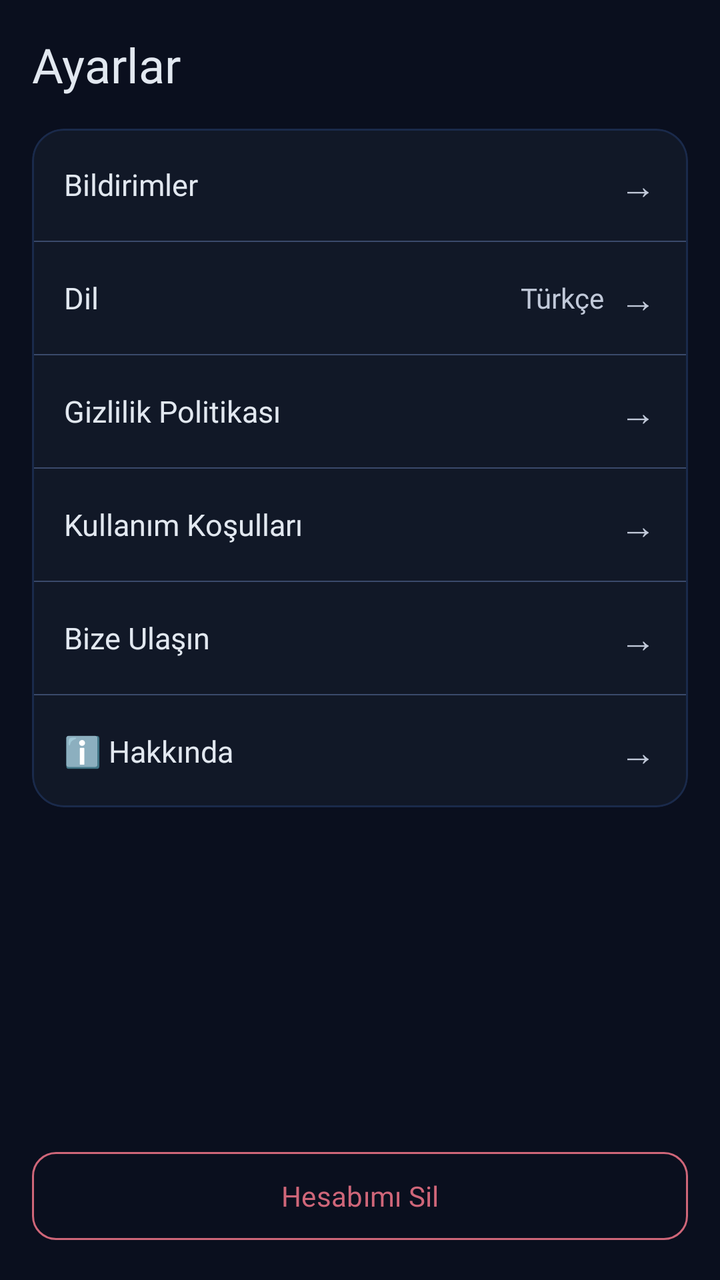
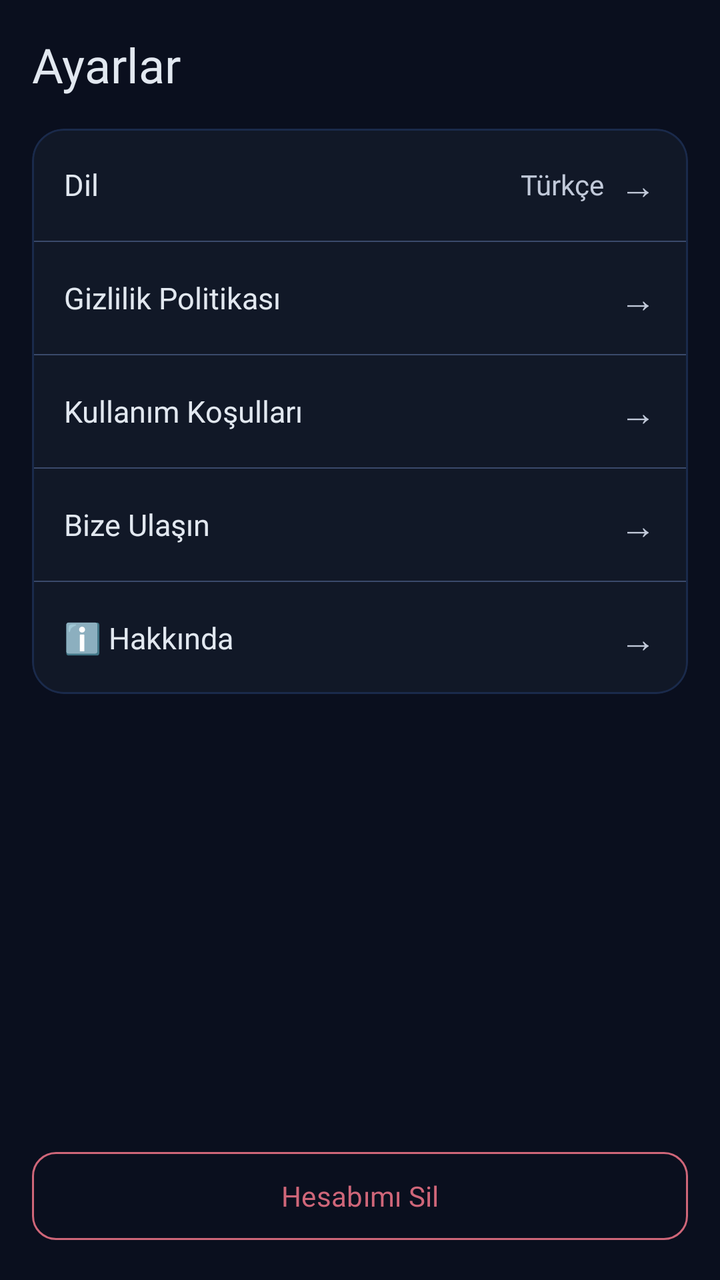

Before-and-after screenshots of an Android layout around one commit, followed by the original layout XML and the change that was made.
<!-- AndroidManifest.xml: application theme Theme.KPSSArena -->
<!-- res/layout/fragment_settings.xml -->
<?xml version="1.0" encoding="utf-8"?>
<LinearLayout
    xmlns:android="http://schemas.android.com/apk/res/android"
    xmlns:app="http://schemas.android.com/apk/res-auto"
    android:layout_width="match_parent"
    android:layout_height="match_parent"
    android:orientation="vertical"
    android:background="@color/background">
    <TextView
        android:layout_width="wrap_content"
        android:layout_height="wrap_content"
        android:text="@string/settings_title"
        android:textColor="@color/on_surface"
        android:textSize="24sp"
        android:fontFamily="@font/playfair_display_bold"
        android:layout_margin="16dp" />
    <com.google.android.material.card.MaterialCardView

        android:layout_width="match_parent"
        android:layout_height="wrap_content"
        app:cardCornerRadius="16dp"
        app:cardBackgroundColor="@color/surface"
        android:layout_marginHorizontal="16dp"
        android:layout_marginBottom="16dp">
        <LinearLayout
            android:layout_width="match_parent"
            android:layout_height="wrap_content"
            android:orientation="vertical">
            <LinearLayout
                android:id="@+id/item_notifications"
                android:layout_width="match_parent"
                android:layout_height="56dp"
                android:orientation="horizontal"
                android:gravity="center_vertical"
                android:paddingHorizontal="16dp"
                android:clickable="true"
                android:focusable="true"
                android:background="?attr/selectableItemBackground">
                <TextView
                    android:layout_width="0dp"
                    android:layout_height="wrap_content"
                    android:layout_weight="1"
                    android:text="@string/settings_notifications"
                    android:textColor="@color/on_surface"
                    android:textSize="15sp" />
                <TextView
                    android:layout_width="wrap_content"
                    android:layout_height="wrap_content"
                    android:text="@string/action_arrow"
                    android:textColor="@color/on_surface_variant"
                    android:textSize="18sp" />
            </LinearLayout>

            <View android:layout_width="match_parent" android:layout_height="0.5dp" android:background="@color/outline" />
            <LinearLayout
                android:id="@+id/item_language"
                android:layout_width="match_parent"
                android:layout_height="56dp"
                android:orientation="horizontal"
                android:gravity="center_vertical"
                android:paddingHorizontal="16dp"
                android:clickable="true"
                android:focusable="true"
                android:background="?attr/selectableItemBackground">
                <TextView
                    android:layout_width="0dp"
                    android:layout_height="wrap_content"
                    android:layout_weight="1"
                    android:text="@string/settings_language"
                    android:textColor="@color/on_surface"
                    android:textSize="15sp" />
                <TextView
                    android:id="@+id/tv_current_language"
                    android:layout_width="wrap_content"
                    android:layout_height="wrap_content"
                    android:text="@string/language_turkish"
                    android:textColor="@color/on_surface_variant"
                    android:textSize="14sp"
                    android:layout_marginEnd="8dp" />
                <TextView
                    android:layout_width="wrap_content"
                    android:layout_height="wrap_content"
                    android:text="@string/action_arrow"
                    android:textColor="@color/on_surface_variant"
                    android:textSize="18sp" />
            </LinearLayout>
            <View android:layout_width="match_parent" android:layout_height="0.5dp" android:background="@color/outline" />
            <LinearLayout
                android:id="@+id/item_privacy_policy"
                android:layout_width="match_parent"
                android:layout_height="56dp"
                android:orientation="horizontal"
                android:gravity="center_vertical"
                android:paddingHorizontal="16dp"
                android:clickable="true"
                android:focusable="true"
                android:background="?attr/selectableItemBackground">
                <TextView
                    android:layout_width="0dp"
                    android:layout_height="wrap_content"
                    android:layout_weight="1"
                    android:text="@string/settings_privacy_policy"
                    android:textColor="@color/on_surface"
                    android:textSize="15sp" />
                <TextView
                    android:layout_width="wrap_content"
                    android:layout_height="wrap_content"
                    android:text="@string/action_arrow"
                    android:textColor="@color/on_surface_variant"
                    android:textSize="18sp" />
            </LinearLayout>
            <View android:layout_width="match_parent" android:layout_height="0.5dp" android:background="@color/outline" />
            <LinearLayout
                android:id="@+id/item_terms_of_service"
                android:layout_width="match_parent"
                android:layout_height="56dp"
                android:orientation="horizontal"
                android:gravity="center_vertical"
                android:paddingHorizontal="16dp"
                android:clickable="true"

                android:focusable="true"
                android:background="?attr/selectableItemBackground">
                <TextView
                    android:layout_width="0dp"
                    android:layout_height="wrap_content"
                    android:layout_weight="1"
                    android:text="@string/settings_terms_of_service"
                    android:textColor="@color/on_surface"
                    android:textSize="15sp" />
                <TextView
                    android:layout_width="wrap_content"
                    android:layout_height="wrap_content"
                    android:text="@string/action_arrow"
                    android:textColor="@color/on_surface_variant"
                    android:textSize="18sp" />
            </LinearLayout>
            <View android:layout_width="match_parent" android:layout_height="0.5dp" android:background="@color/outline" />
            <LinearLayout
                android:id="@+id/item_contact_us"
                android:layout_width="match_parent"
                android:layout_height="56dp"
                android:orientation="horizontal"
                android:gravity="center_vertical"
                android:paddingHorizontal="16dp"
                android:clickable="true"
                android:focusable="true"
                android:background="?attr/selectableItemBackground">
                <TextView
                    android:layout_width="0dp"
                    android:layout_height="wrap_content"
                    android:layout_weight="1"
                    android:text="@string/settings_contact_us"
                    android:textColor="@color/on_surface"
                    android:textSize="15sp" />

                <TextView
                    android:layout_width="wrap_content"
                    android:layout_height="wrap_content"
                    android:text="@string/action_arrow"
                    android:textColor="@color/on_surface_variant"
                    android:textSize="18sp" />
            </LinearLayout>
            <View android:layout_width="match_parent" android:layout_height="0.5dp" android:background="@color/outline" />
            <LinearLayout
                android:id="@+id/item_about"
                android:layout_width="match_parent"
                android:layout_height="56dp"
                android:orientation="horizontal"
                android:gravity="center_vertical"
                android:paddingHorizontal="16dp"
                android:clickable="true"
                android:focusable="true"
                android:background="?attr/selectableItemBackground">
                <TextView
                    android:layout_width="0dp"
                    android:layout_height="wrap_content"
                    android:layout_weight="1"
                    android:text="@string/settings_about"
                    android:textColor="@color/on_surface"
                    android:textSize="15sp" />
                <TextView
                    android:layout_width="wrap_content"
                    android:layout_height="wrap_content"
                    android:text="@string/action_arrow"
                    android:textColor="@color/on_surface_variant"
                    android:textSize="18sp" />
            </LinearLayout>

        </LinearLayout>
    </com.google.android.material.card.MaterialCardView>
    <Space android:layout_width="match_parent" android:layout_height="0dp" android:layout_weight="1" />
    <com.google.android.material.button.MaterialButton
        android:id="@+id/item_delete_account"
        style="@style/Widget.KPSSArena.Button.Outlined"
        android:layout_width="match_parent"
        android:layout_height="52dp"
        android:text="@string/action_delete_account"
        android:textColor="@color/error"
        app:strokeColor="@color/error"
        android:layout_marginHorizontal="16dp"
        android:layout_marginBottom="16dp" />
</LinearLayout>
<!-- resources referenced by this layout -->
<resources>
  <color name="background">#0A0F1E</color>
  <color name="error">#CF6679</color>
  <color name="on_surface">#E2E8F0</color>
  <color name="on_surface_variant">#C1C9D9</color>
  <color name="outline">#3A4A6B</color>
  <color name="surface">#111827</color>
  <string name="action_arrow">→</string>
  <string name="action_delete_account">Hesabımı Sil</string>
  <string name="language_turkish">Türkçe</string>
  <string name="settings_about">ℹ️ Hakkında</string>
  <string name="settings_contact_us">Bize Ulaşın</string>
  <string name="settings_language">Dil</string>
  <string name="settings_notifications">Bildirimler</string>
  <string name="settings_privacy_policy">Gizlilik Politikası</string>
  <string name="settings_terms_of_service">Kullanım Koşulları</string>
  <string name="settings_title">Ayarlar</string>
  <style name="Widget.KPSSArena.Button.Outlined" parent="Widget.Material3.Button.OutlinedButton">
          <item name="cornerRadius">12dp</item>
          <item name="android:textAllCaps">false</item>
  
          <item name="strokeColor">@color/primary</item>
      </style>
  <style name="Theme.KPSSArena" parent="Theme.Material3.Dark.NoActionBar">
          
          <item name="colorPrimary">#C9A84C</item>
          <item name="colorOnPrimary">#1A1000</item>
          <item name="colorPrimaryContainer">#3D2C00</item>
          <item name="colorOnPrimaryContainer">#FFE08C</item>
          
          
          <item name="colorSecondary">#0D1B3E</item>
          <item name="colorOnSecondary">#E8EDF7</item>
          <item name="colorSecondaryContainer">#1E2A45</item>
          <item name="colorOnSecondaryContainer">#D4E3FF</item>
          
          
          <item name="colorTertiary">#A5C4FF</item>
          <item name="colorOnTertiary">#002D6B</item>
          
          
          <item name="android:colorBackground">#0A0F1E</item>
          <item name="colorSurface">#111827</item>
          <item name="colorSurfaceVariant">#1E2A45</item>
          <item name="colorOnSurface">#E2E8F0</item>
          <item name="colorOnSurfaceVariant">#C1C9D9</item>
          
          
          <item name="colorOutline">#3A4A6B</item>
          <item name="colorOutlineVariant">#1A2A4B</item>
          
          
          <item name="colorError">#CF6679</item>
          <item name="colorOnError">#370B1E</item>
          
          
          <item name="android:statusBarColor">@android:color/transparent</item>
          <item name="android:navigationBarColor">@android:color/transparent</item>
          <item name="android:windowLightStatusBar">false</item>
          
          
          <item name="fontFamily">@font/inter_regular</item>
  
          
          
          <item name="shapeAppearanceSmallComponent">@style/ShapeAppearance.KPSSArena.Small</item>
          <item name="shapeAppearanceMediumComponent">@style/ShapeAppearance.KPSSArena.Medium</item>
          <item name="shapeAppearanceLargeComponent">@style/ShapeAppearance.KPSSArena.Large</item>
      </style>
  <color name="primary">#C9A84C</color>
  <style name="ShapeAppearance.KPSSArena.Small" parent="ShapeAppearance.Material3.Corner.Small">
          <item name="cornerFamily">rounded</item>
          <item name="cornerSize">12dp</item>
      </style>
  <style name="ShapeAppearance.KPSSArena.Medium" parent="ShapeAppearance.Material3.Corner.Medium">
          <item name="cornerFamily">rounded</item>
          <item name="cornerSize">16dp</item>
      </style>
  <style name="ShapeAppearance.KPSSArena.Large" parent="ShapeAppearance.Material3.Corner.Large">
          <item name="cornerFamily">rounded</item>
          <item name="cornerSize">24dp</item>
      </style>
</resources>

<!-- the commit's change to res/layout/fragment_settings.xml (unified diff, before → after) -->
@@ -28,6 +28,7 @@
             android:orientation="vertical">
             <LinearLayout
                 android:id="@+id/item_notifications"
+                android:visibility="gone"
                 android:layout_width="match_parent"
                 android:layout_height="56dp"
                 android:orientation="horizontal"
@@ -51,7 +52,7 @@
                     android:textSize="18sp" />
             </LinearLayout>
 
-            <View android:layout_width="match_parent" android:layout_height="0.5dp" android:background="@color/outline" />
+            <View android:layout_width="match_parent" android:layout_height="0.5dp" android:background="@color/outline" android:visibility="gone" />
             <LinearLayout
                 android:id="@+id/item_language"
                 android:layout_width="match_parent"
